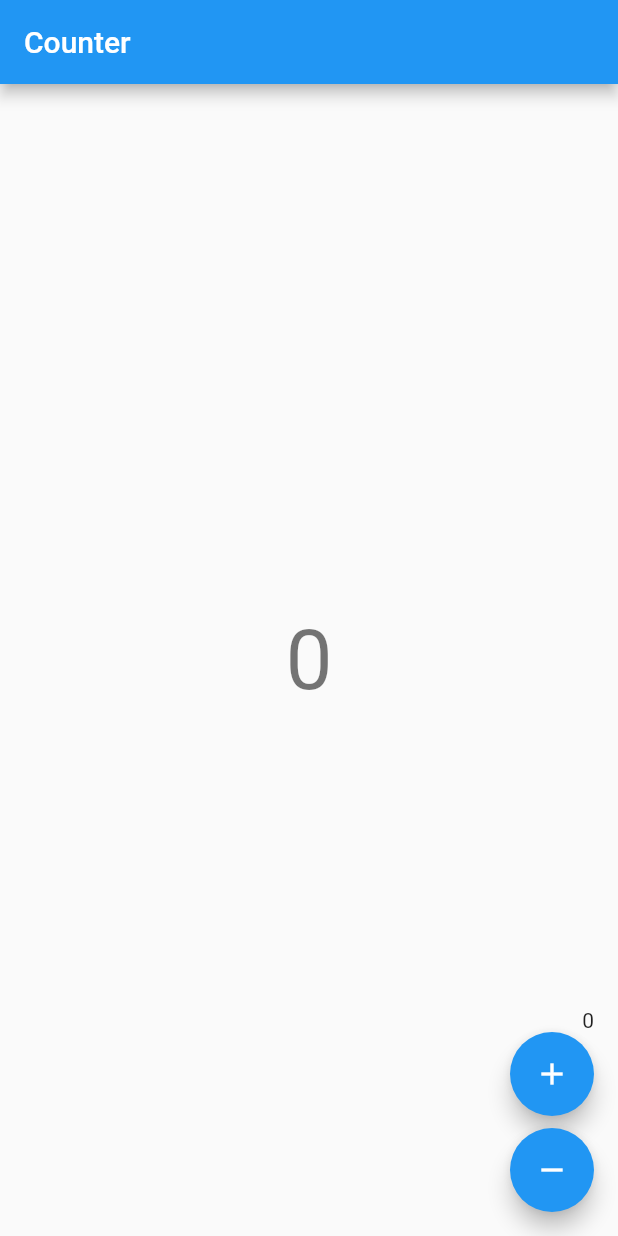
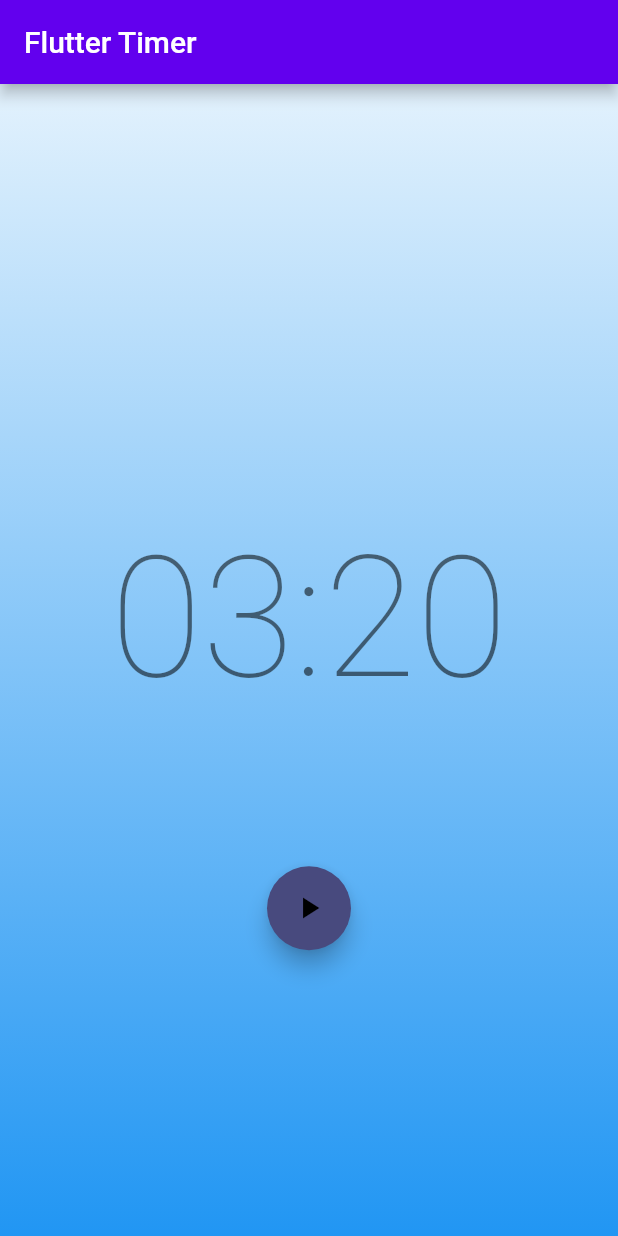
Before and after one commit to Willer258/bloc_learning, a Flutter app: the screen it shows after launch, on a phone screen of 412 x 824 dp. Run offline on Flutter 3.47's test engine with Material 2 defaults, Android fonts, the phone set to English and light mode, and no system bars; our stand-ins replace bloc, equatable, flutter_bloc.

Commit message:
Timer app

```diff
--- a/lib/app.dart
+++ b/lib/app.dart
@@ -1,11 +1,20 @@
 import 'package:flutter/material.dart';
+import 'package:flutter_timer/timer/timer.dart';
 
-import 'counter/views/counter_screen.dart';
+class App extends StatelessWidget {
+  const App({super.key});
 
-/// {@template counter_app}
-/// A [MaterialApp] which sets the `home` to [CounterPage].
-/// {@endtemplate}
-class CounterApp extends MaterialApp {
-  /// {@macro counter_app}
-  const CounterApp({super.key}) : super(home: const CounterPage());
+  @override
+  Widget build(BuildContext context) {
+    return MaterialApp(
+      title: 'Flutter Timer',
+      theme: ThemeData(
+        primaryColor: const Color.fromRGBO(109, 234, 255, 1),
+        colorScheme: const ColorScheme.light(
+          secondary: Color.fromRGBO(72, 74, 126, 1),
+        ),
+      ),
+      home: const TimerPage(),
+    );
+  }
 }
--- a/lib/counter/counter.dart
+++ /dev/null
@@ -1,2 +0,0 @@
-export 'cubit/counter_cubit/counter_cubit.dart';
-export 'views/counter_view.dart';
--- a/lib/counter/cubit/counter_cubit/counter_cubit.dart
+++ /dev/null
@@ -1,15 +0,0 @@
-import 'package:bloc/bloc.dart';
-
-/// {@template counter_cubit}
-/// A [Cubit] which manages an [int] as its state.
-/// {@endtemplate}
-class CounterCubit extends Cubit<int> {
-  /// {@macro counter_cubit}
-  CounterCubit() : super(0);
-
-  /// Add 1 to the current state.
-  void increment() => emit(state + 1);
-
-  /// Subtract 1 from the current state.
-  void decrement() => emit(state -1 );
-}
--- a/lib/counter/views/counter_screen.dart
+++ /dev/null
@@ -1,22 +0,0 @@
-import 'package:flutter/material.dart';
-import 'package:flutter_bloc/flutter_bloc.dart';
-
-import '../cubit/counter_cubit/counter_cubit.dart';
-import 'counter_view.dart';
-
-/// {@template counter_page}
-/// A [StatelessWidget] which is responsible for providing a
-/// [CounterCubit] instance to the [CounterView].
-/// {@endtemplate}
-class CounterPage extends StatelessWidget {
-  /// {@macro counter_page}
-  const CounterPage({super.key});
-
-  @override
-  Widget build(BuildContext context) {
-    return BlocProvider(
-      create: (_) => CounterCubit(),
-      child: const CounterView(),
-    );
-  }
-}
--- a/lib/counter/views/counter_view.dart
+++ /dev/null
@@ -1,49 +0,0 @@
-import 'package:flutter/material.dart';
-import 'package:flutter_bloc/flutter_bloc.dart';
-
-import '../cubit/counter_cubit/counter_cubit.dart';
-
-/// {@template counter_view}
-/// A [StatelessWidget] which reacts to the provided
-/// [CounterCubit] state and notifies it in response to user input.
-/// {@endtemplate}
-class CounterView extends StatelessWidget {
-  /// {@macro counter_view}
-  const CounterView({super.key});
-
-  @override
-  Widget build(BuildContext context) {
-    final textTheme = Theme.of(context).textTheme;
-    return Scaffold(
-      appBar: AppBar(title: const Text('Counter')),
-      body: Center(
-        child: BlocBuilder<CounterCubit, int>(
-          builder: (context, state) {
-            return Text('$state', style: textTheme.displayMedium);
-          },
-        ),
-      ),
-      floatingActionButton: Column(
-        mainAxisAlignment: MainAxisAlignment.end,
-        crossAxisAlignment: CrossAxisAlignment.end,
-        children: <Widget>[
-          Container(
-            child: BlocBuilder<CounterCubit, int>(
-                builder: ((context, state) => Text('$state'))),
-          ),
-          FloatingActionButton(
-            key: const Key('counterView_increment_floatingActionButton'),
-            child: const Icon(Icons.add),
-            onPressed: () => context.read<CounterCubit>().increment(),
-          ),
-          const SizedBox(height: 8),
-          FloatingActionButton(
-            key: const Key('counterView_decrement_floatingActionButton'),
-            child: const Icon(Icons.remove),
-            onPressed: () => context.read<CounterCubit>().decrement(),
-          ),
-        ],
-      ),
-    );
-  }
-}
--- a/lib/counter_observer.dart
+++ /dev/null
@@ -1,18 +0,0 @@
-// ignore: depend_on_referenced_packages
-import 'package:bloc/bloc.dart';
-
-/// {@template counter_observer}
-/// [BlocObserver] for the counter application which
-/// observes all state changes.
-/// {@endtemplate}
-class CounterObserver extends BlocObserver {
-  /// {@macro counter_observer}
-  const CounterObserver();
-
-  @override
-  void onChange(BlocBase<dynamic> bloc, Change<dynamic> change) {
-    super.onChange(bloc, change);
-    // ignore: avoid_print
-    print('${bloc.runtimeType} $change  ');
-  }
-}
--- a/lib/main.dart
+++ b/lib/main.dart
@@ -1,10 +1,5 @@
-import 'package:bloc/bloc.dart';
-import 'package:flutter/widgets.dart';
+import 'package:flutter/material.dart';
 
 import 'app.dart';
-import 'counter_observer.dart';
 
-void main() {
-  Bloc.observer = const CounterObserver();
-  runApp(const CounterApp());
-}
+void main() => runApp(const App());
--- /dev/null
+++ b/lib/ticker.dart
@@ -0,0 +1,7 @@
+class Ticker {
+  const Ticker();
+  Stream<int> tick({required int ticks}) {
+    return Stream.periodic(const Duration(seconds: 1), (x) => ticks - x - 1)
+        .take(ticks);
+  }
+}
--- /dev/null
+++ b/lib/timer/bloc/timer_bloc.dart
@@ -0,0 +1,66 @@
+import 'dart:async';
+
+import 'package:bloc/bloc.dart';
+import 'package:equatable/equatable.dart';
+import 'package:flutter_timer/ticker.dart';
+
+part 'timer_event.dart';
+part 'timer_state.dart';
+
+class TimerBloc extends Bloc<TimerEvent, TimerState> {
+  TimerBloc({required Ticker ticker})
+      : _ticker = ticker,
+        super(TimerInitial(_duration)) {
+    on<TimerStarted>(_onStarted);
+    on<TimerPaused>(_onPaused);
+    on<TimerResumed>(_onResumed);
+    on<TimerReset>(_onReset);
+    on<_TimerTicked>(_onTicked);
+  }
+
+  final Ticker _ticker;
+  static const int _duration = 200;
+
+  StreamSubscription<int>? _tickerSubscription;
+
+  @override
+  Future<void> close() {
+    _tickerSubscription?.cancel();
+    return super.close();
+  }
+
+  void _onStarted(TimerStarted event, Emitter<TimerState> emit) {
+    emit(TimerRunInProgress(event.duration));
+    _tickerSubscription?.cancel();
+    _tickerSubscription = _ticker
+        .tick(ticks: event.duration)
+        .listen((duration) => add(_TimerTicked(duration: duration)));
+  }
+
+  void _onPaused(TimerPaused event, Emitter<TimerState> emit) {
+    if (state is TimerRunInProgress) {
+      _tickerSubscription?.pause();
+      emit(TimerRunPause(state.duration));
+    }
+  }
+
+  void _onResumed(TimerResumed resume, Emitter<TimerState> emit) {
+    if (state is TimerRunPause) {
+      _tickerSubscription?.resume();
+      emit(TimerRunInProgress(state.duration));
+    }
+  }
+
+  void _onReset(TimerReset event, Emitter<TimerState> emit) {
+    _tickerSubscription?.cancel();
+    emit(const TimerInitial(_duration));
+  }
+
+  void _onTicked(_TimerTicked event, Emitter<TimerState> emit) {
+    emit(
+      event.duration > 0
+          ? TimerRunInProgress(event.duration)
+          : const TimerRunComplete(),
+    );
+  }
+}
--- /dev/null
+++ b/lib/timer/bloc/timer_event.dart
@@ -0,0 +1,27 @@
+part of 'timer_bloc.dart';
+
+abstract class TimerEvent {
+  const TimerEvent();
+}
+
+class TimerStarted extends TimerEvent {
+  const TimerStarted({required this.duration});
+  final int duration;
+}
+
+class TimerPaused extends TimerEvent {
+  const TimerPaused();
+}
+
+class TimerResumed extends TimerEvent {
+  const TimerResumed();
+}
+
+class TimerReset extends TimerEvent {
+  const TimerReset();
+}
+
+class _TimerTicked extends TimerEvent {
+  const _TimerTicked({required this.duration});
+  final int duration;
+}
--- /dev/null
+++ b/lib/timer/bloc/timer_state.dart
@@ -0,0 +1,34 @@
+part of 'timer_bloc.dart';
+
+abstract class TimerState extends Equatable {
+  const TimerState(this.duration);
+  final int duration;
+
+  @override
+  List<Object> get props => [duration];
+}
+
+class TimerInitial extends TimerState {
+  const TimerInitial(super.duration);
+
+  @override
+  String toString() => 'TimerInitial { duration: $duration }';
+}
+
+class TimerRunPause extends TimerState {
+  const TimerRunPause(super.duration);
+
+  @override
+  String toString() => 'TimerRunPause { duration: $duration }';
+}
+
+class TimerRunInProgress extends TimerState {
+  const TimerRunInProgress(super.duration);
+
+  @override
+  String toString() => 'TimerRunInProgress { duration: $duration }';
+}
+
+class TimerRunComplete extends TimerState {
+  const TimerRunComplete() : super(0);
+}
--- /dev/null
+++ b/lib/timer/timer.dart
@@ -0,0 +1,2 @@
+export 'bloc/timer_bloc.dart';
+export 'view/timer_page.dart';
--- /dev/null
+++ b/lib/timer/view/action.dart
@@ -0,0 +1,55 @@
+import 'package:flutter/material.dart';
+import 'package:flutter_bloc/flutter_bloc.dart';
+
+import '../bloc/timer_bloc.dart';
+
+class MyActions extends StatelessWidget {
+  const MyActions({Key? key}) : super(key: key);
+  @override
+  Widget build(BuildContext context) {
+    return BlocBuilder<TimerBloc, TimerState>(
+      buildWhen: (prev, state) => prev.runtimeType != state.runtimeType,
+      builder: (context, state) {
+        return Row(
+          mainAxisAlignment: MainAxisAlignment.spaceEvenly,
+          children: [
+            if (state is TimerInitial) ...[
+              FloatingActionButton(
+                child: Icon(Icons.play_arrow),
+                onPressed: () => context
+                    .read<TimerBloc>()
+                    .add(TimerStarted(duration: state.duration)),
+              ),
+            ],
+            if (state is TimerRunInProgress) ...[
+              FloatingActionButton(
+                child: Icon(Icons.pause),
+                onPressed: () => context.read<TimerBloc>().add(TimerPaused()),
+              ),
+              FloatingActionButton(
+                child: Icon(Icons.replay),
+                onPressed: () => context.read<TimerBloc>().add(TimerReset()),
+              ),
+            ],
+            if (state is TimerRunPause) ...[
+              FloatingActionButton(
+                child: Icon(Icons.play_arrow),
+                onPressed: () => context.read<TimerBloc>().add(TimerResumed()),
+              ),
+              FloatingActionButton(
+                child: Icon(Icons.replay),
+                onPressed: () => context.read<TimerBloc>().add(TimerReset()),
+              ),
+            ],
+            if (state is TimerRunComplete) ...[
+              FloatingActionButton(
+                child: Icon(Icons.replay),
+                onPressed: () => context.read<TimerBloc>().add(TimerReset()),
+              ),
+            ]
+          ],
+        );
+      },
+    );
+  }
+}
--- /dev/null
+++ b/lib/timer/view/timer_page.dart
@@ -0,0 +1,77 @@
+import 'package:flutter/material.dart';
+import 'package:flutter_bloc/flutter_bloc.dart';
+import 'package:flutter_timer/ticker.dart';
+import 'package:flutter_timer/timer/timer.dart';
+import 'package:flutter_timer/timer/view/action.dart';
+
+class TimerPage extends StatelessWidget {
+  const TimerPage({Key? key}) : super(key: key);
+  @override
+  Widget build(BuildContext context) {
+    return BlocProvider(
+      create: (_) => TimerBloc(ticker: Ticker()),
+      child: const TimerView(),
+    );
+  }
+}
+
+class TimerView extends StatelessWidget {
+  const TimerView({Key? key}) : super(key: key);
+  @override
+  Widget build(BuildContext context) {
+    return Scaffold(
+      appBar: AppBar(title: const Text('Flutter Timer')),
+      body: Stack(
+        children: [
+          const Background(),
+          Column(
+            mainAxisAlignment: MainAxisAlignment.center,
+            crossAxisAlignment: CrossAxisAlignment.center,
+            children: const <Widget>[
+              Padding(
+                padding: EdgeInsets.symmetric(vertical: 100.0),
+                child: Center(child: TimerText()),
+              ),
+              MyActions(),
+            ],
+          ),
+        ],
+      ),
+    );
+  }
+}
+
+class TimerText extends StatelessWidget {
+  const TimerText({Key? key}) : super(key: key);
+  @override
+  Widget build(BuildContext context) {
+    final duration = context.select((TimerBloc bloc) => bloc.state.duration);
+    final minutesStr =
+        ((duration / 60) % 60).floor().toString().padLeft(2, '0');
+    final secondsStr = (duration % 60).floor().toString().padLeft(2, '0');
+    return Text(
+      '$minutesStr:$secondsStr',
+      style: Theme.of(context).textTheme.headline1,
+    );
+  }
+}
+
+
+class Background extends StatelessWidget {
+  const Background({Key? key}) : super(key: key);
+  @override
+  Widget build(BuildContext context) {
+    return Container(
+      decoration: BoxDecoration(
+        gradient: LinearGradient(
+          begin: Alignment.topCenter,
+          end: Alignment.bottomCenter,
+          colors: [
+            Colors.blue.shade50,
+            Colors.blue.shade500,
+          ],
+        ),
+      ),
+    );
+  }
+}
```
Also changed, not shown: pubspec.yaml (+9 -76 lines), pubspec.lock.
